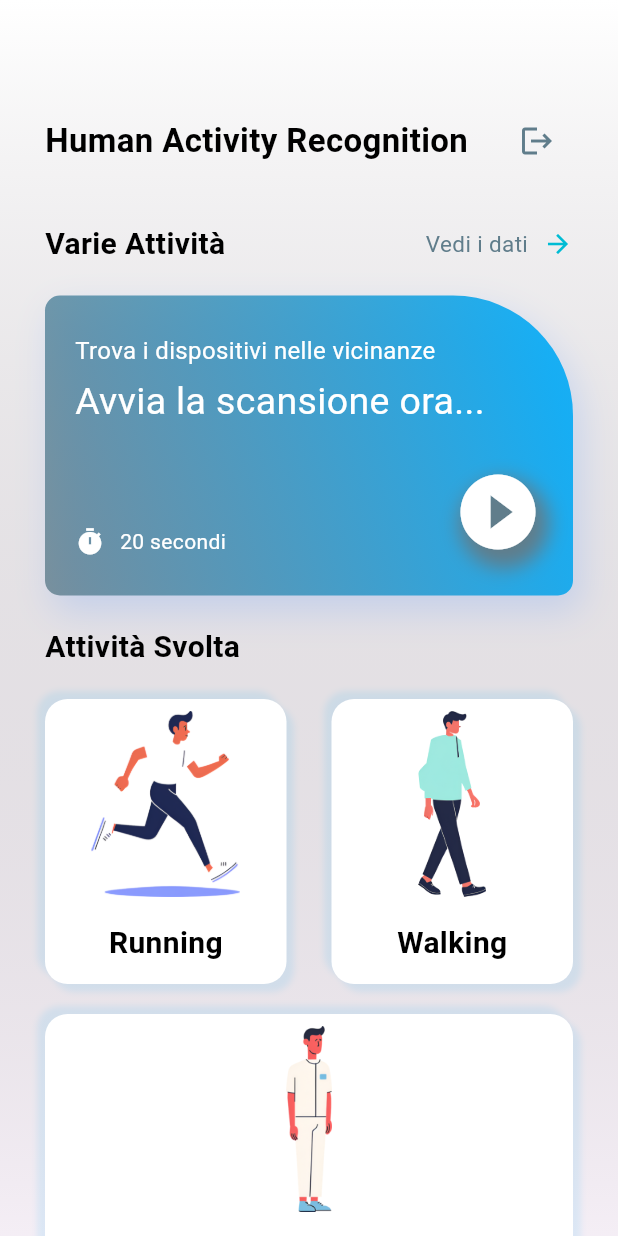
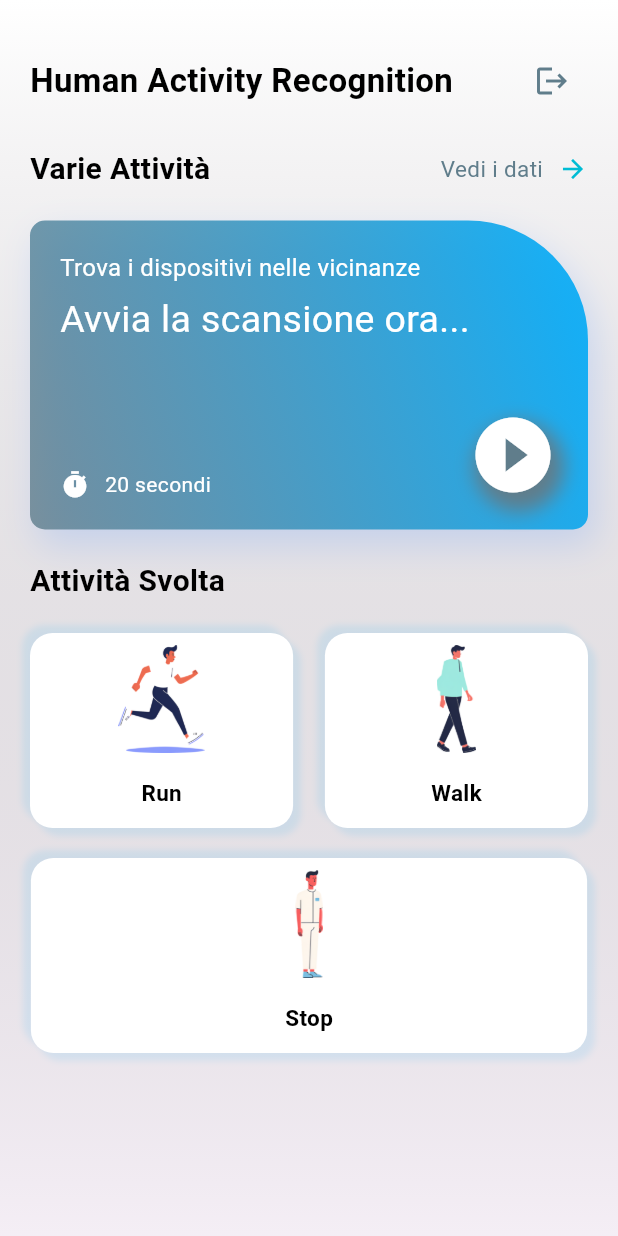
Before and after one commit to Sam100801/HAR_IoT_MigliettaDurante, a Flutter app: the Homepage screen opened directly, on a phone screen of 412 x 824 dp. Run offline on Flutter 3.47's test engine with Material 3 defaults, Android fonts, the light colour scheme and no system bars; our stand-ins replace firebase_auth, firebase_core, flutter_blue, get, icons_plus, permission_handler and 1 more; accounts and stored records are empty.

Commit message:
Adattamento homepage e risoluzione bug su BLE

```diff
--- a/lib/screens/Homepage.dart
+++ b/lib/screens/Homepage.dart
@@ -3,7 +3,7 @@ import 'package:flutter/material.dart';
 import 'package:firebase_auth/firebase_auth.dart';
 import 'package:prova_flutter/screens/scan_devices.dart';
 import 'package:prova_flutter/screens/welcome_page.dart';
-import 'package:prova_flutter/screens/activity_data.dart';// Assuming you have a WelcomeScreen for login
+import 'package:prova_flutter/screens/activity_data.dart'; // Assuming you have a WelcomeScreen for login
 
 class Homepage extends StatefulWidget {
   const Homepage({Key? key}) : super(key: key);
@@ -60,6 +60,10 @@ class _HomepageState extends State<Homepage> {
 
   @override
   Widget build(BuildContext context) {
+    // Calculate the screen width and height
+    final screenWidth = MediaQuery.of(context).size.width;
+    final screenHeight = MediaQuery.of(context).size.height;
+
     return Scaffold(
       body: Container(
         decoration: BoxDecoration(
@@ -69,12 +73,14 @@ class _HomepageState extends State<Homepage> {
             end: Alignment.bottomCenter,
           ),
         ),
-        padding: const EdgeInsets.only(top: 70, left: 30, right: 30),
+        padding: EdgeInsets.symmetric(horizontal: 20.0, vertical: 30.0),
         child: Column(
+          crossAxisAlignment: CrossAxisAlignment.start,
           children: [
             Row(
               children: [
-                Text(
+                Expanded(
+                  child: Text(
                     "Human Activity Recognition",
                     style: TextStyle(
                       fontSize: 22,
@@ -82,14 +88,14 @@ class _HomepageState extends State<Homepage> {
                       fontWeight: FontWeight.w700,
                     ),
                   ),
-                Spacer(),
+                ),
                 IconButton(
                   icon: Icon(Icons.logout, color: Colors.blueGrey),
                   onPressed: _showConfirmDialog,
                 ),
               ],
             ),
-            SizedBox(height: 30),
+            SizedBox(height: 20),
             Row(
               children: [
                 Text(
@@ -100,7 +106,7 @@ class _HomepageState extends State<Homepage> {
                     fontWeight: FontWeight.w700,
                   ),
                 ),
-                Expanded(child: Container()),
+                Spacer(),
                 GestureDetector(
                   onTap: () {
                     Navigator.push(
@@ -132,8 +138,8 @@ class _HomepageState extends State<Homepage> {
             ),
             SizedBox(height: 20),
             Container(
-              width: MediaQuery.of(context).size.width,
-              height: 200,
+              width: screenWidth,
+              height: screenHeight * 0.25, // Adjust the height relative to the screen height
               decoration: BoxDecoration(
                 gradient: LinearGradient(
                   colors: [
@@ -157,8 +163,8 @@ class _HomepageState extends State<Homepage> {
                   ),
                 ],
               ),
-              child: Container(
-                padding: const EdgeInsets.only(left: 20, top: 25, right: 20),
+              child: Padding(
+                padding: const EdgeInsets.all(20.0),
                 child: Column(
                   crossAxisAlignment: CrossAxisAlignment.start,
                   children: [
@@ -177,7 +183,7 @@ class _HomepageState extends State<Homepage> {
                         color: Colors.white,
                       ),
                     ),
-                    SizedBox(height: 25),
+                    Spacer(),
                     Row(
                       crossAxisAlignment: CrossAxisAlignment.end,
                       children: [
@@ -198,7 +204,7 @@ class _HomepageState extends State<Homepage> {
                             ),
                           ],
                         ),
-                        Expanded(child: Container()),
+                        Spacer(),
                         GestureDetector(
                           onTap: () {
                             Navigator.push(
@@ -233,33 +239,30 @@ class _HomepageState extends State<Homepage> {
               ),
             ),
             SizedBox(height: 20),
-            Row(
-              children: [
             Text(
               "Attività Svolta",
-                  textAlign: TextAlign.center,
               style: TextStyle(
                 fontSize: 20,
                 color: Colors.black,
                 fontWeight: FontWeight.w700,
               ),
             ),
-              ],
-            ),
             SizedBox(height: 20),
             Expanded(
+              child: SingleChildScrollView(
                 child: Column(
                   children: [
                     Row(
                       mainAxisAlignment: MainAxisAlignment.spaceBetween,
                       children: [
-                      _buildActivityCard("Running", "images/running.jpg"),
-                      _buildActivityCard("Walking", "images/walking.jpg"),
+                        _buildActivityCard("Run", "images/running.jpg"),
+                        _buildActivityCard("Walk", "images/walking.jpg"),
                       ],
                     ),
                     SizedBox(height: 20),
-                  _buildActivityCard("Stopping", "images/stopping.jpg", isFullWidth: true),
+                    _buildActivityCard("Stop", "images/stopping.jpg", isFullWidth: true),
                   ],
+                ),
               ),
             ),
           ],
@@ -274,8 +277,8 @@ class _HomepageState extends State<Homepage> {
     return GestureDetector(
       onTap: () => _startActivity(activity),
       child: Container(
-        width: isFullWidth ? MediaQuery.of(context).size.width - 45 : (MediaQuery.of(context).size.width - 90) / 2,
-        height: 190,
+        width: isFullWidth ? MediaQuery.of(context).size.width * 0.9 : (MediaQuery.of(context).size.width * 0.9 - 20) / 2,
+        height: 130,
         padding: EdgeInsets.only(bottom: 5),
         decoration: BoxDecoration(
           color: Colors.white,
@@ -312,7 +315,7 @@ class _HomepageState extends State<Homepage> {
                     borderRadius: BorderRadius.circular(15),
                     image: DecorationImage(
                       image: AssetImage(imagePath),
-                      fit: BoxFit.contain,
+                      fit: BoxFit.contain, // Changed from BoxFit.cover to BoxFit.contain
                     ),
                   ),
                 ),
@@ -323,7 +326,7 @@ class _HomepageState extends State<Homepage> {
               child: Text(
                 activity,
                 style: TextStyle(
-                  fontSize: 20,
+                  fontSize: 15,
                   color: Colors.black,
                   fontWeight: FontWeight.w700,
                 ),
```
Also changed, not shown: lib/controller/ble_controller.dart (+13 -1 lines), lib/screens/scan_devices.dart (+24 -1 lines), lib/screens/signup_screen.dart (+57 -64 lines), lib/screens/welcome_page.dart (+30 -21 lines), lib/widgets/welcome_button.dart (+32 -19 lines). Lines whose indentation alone changed are shown as unchanged.
